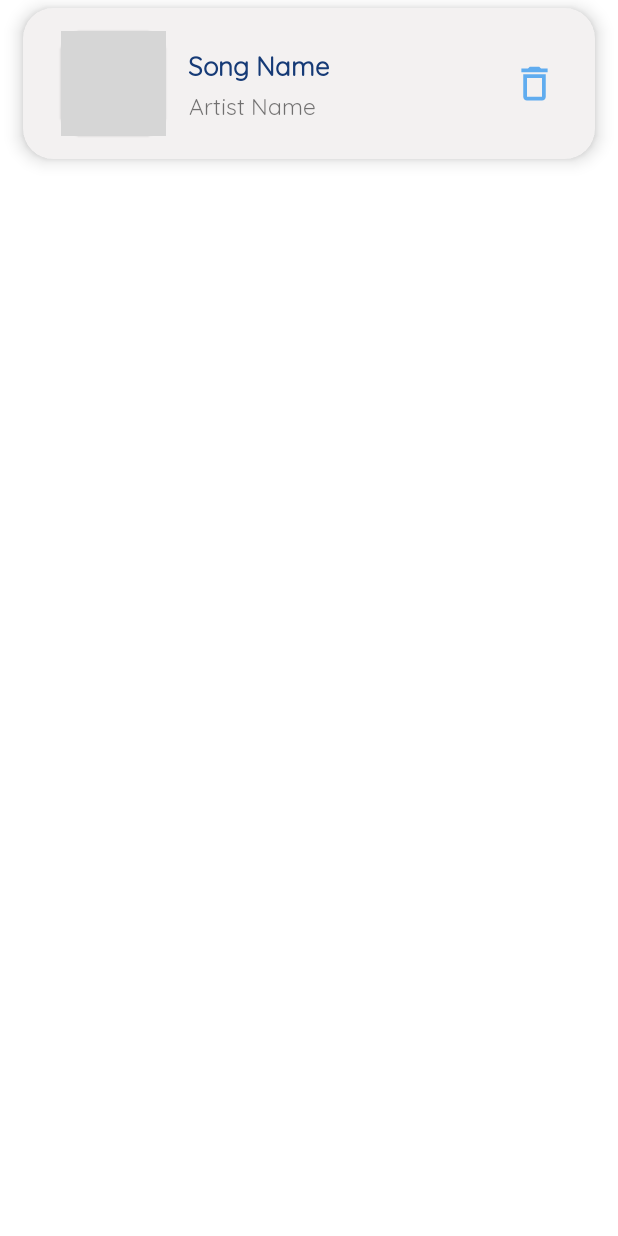
After one commit to bongiuuu/Final-Mobile, an Android app: the layout custom_songs_layout.xml on its own in the app's theme, with its tools: preview values and no code run, on a phone screen of 412 x 824 dp. The commit adds this screen. Run offline under Robolectric (Android 15) with nearby library versions, the phone set to English and light mode, and no system bars; grey boxes are pictures that could not be loaded.

Commit message:
add music

```diff
--- /dev/null
+++ b/app/src/main/res/drawable/ic_delete.xml
@@ -0,0 +1,5 @@
+<vector android:height="24dp" android:tint="#FFFFFF"
+    android:viewportHeight="24" android:viewportWidth="24"
+    android:width="24dp" xmlns:android="http://schemas.android.com/apk/res/android">
+    <path android:fillColor="@android:color/white" android:pathData="M6,19c0,1.1 0.9,2 2,2h8c1.1,0 2,-0.9 2,-2L18,7L6,7v12zM8,9h8v10L8,19L8,9zM15.5,4l-1,-1h-5l-1,1L5,4v2h14L19,4z"/>
+</vector>
--- /dev/null
+++ b/app/src/main/res/drawable/ic_music.xml
@@ -0,0 +1,5 @@
+<vector android:autoMirrored="true" android:height="24dp"
+    android:tint="#FFFFFF" android:viewportHeight="24"
+    android:viewportWidth="24" android:width="24dp" xmlns:android="http://schemas.android.com/apk/res/android">
+    <path android:fillColor="@android:color/white" android:pathData="M15,6H3v2h12V6zM15,10H3v2h12V10zM3,16h8v-2H3V16zM17,6v8.18C16.69,14.07 16.35,14 16,14c-1.66,0 -3,1.34 -3,3s1.34,3 3,3s3,-1.34 3,-3V8h3V6H17z"/>
+</vector>
--- /dev/null
+++ b/app/src/main/res/drawable/ic_next.xml
@@ -0,0 +1,5 @@
+<vector android:height="24dp" android:tint="#FFFFFF"
+    android:viewportHeight="24" android:viewportWidth="24"
+    android:width="24dp" xmlns:android="http://schemas.android.com/apk/res/android">
+    <path android:fillColor="@android:color/white" android:pathData="M6,18l8.5,-6L6,6v12zM16,6v12h2V6h-2z"/>
+</vector>
--- /dev/null
+++ b/app/src/main/res/drawable/ic_pause.xml
@@ -0,0 +1,5 @@
+<vector android:height="24dp" android:tint="#FFFFFF"
+    android:viewportHeight="24" android:viewportWidth="24"
+    android:width="24dp" xmlns:android="http://schemas.android.com/apk/res/android">
+    <path android:fillColor="@android:color/white" android:pathData="M6,19h4L10,5L6,5v14zM14,5v14h4L18,5h-4z"/>
+</vector>
--- /dev/null
+++ b/app/src/main/res/drawable/ic_previous.xml
@@ -0,0 +1,5 @@
+<vector android:height="24dp" android:tint="#FFFFFF"
+    android:viewportHeight="24" android:viewportWidth="24"
+    android:width="24dp" xmlns:android="http://schemas.android.com/apk/res/android">
+    <path android:fillColor="@android:color/white" android:pathData="M6,6h2v12L6,18zM9.5,12l8.5,6L18,6z"/>
+</vector>
--- /dev/null
+++ b/app/src/main/res/drawable/ic_repeat.xml
@@ -0,0 +1,5 @@
+<vector android:height="24dp" android:tint="#FFFFFF"
+    android:viewportHeight="24" android:viewportWidth="24"
+    android:width="24dp" xmlns:android="http://schemas.android.com/apk/res/android">
+    <path android:fillColor="@android:color/white" android:pathData="M7,7h10v3l4,-4 -4,-4v3L5,5v6h2L7,7zM17,17L7,17v-3l-4,4 4,4v-3h12v-6h-2v4z"/>
+</vector>
--- /dev/null
+++ b/app/src/main/res/drawable/ic_shuffle.xml
@@ -0,0 +1,5 @@
+<vector android:height="24dp" android:tint="#FFFFFF"
+    android:viewportHeight="24" android:viewportWidth="24"
+    android:width="24dp" xmlns:android="http://schemas.android.com/apk/res/android">
+    <path android:fillColor="@android:color/white" android:pathData="M10.59,9.17L5.41,4 4,5.41l5.17,5.17 1.42,-1.41zM14.5,4l2.04,2.04L4,18.59 5.41,20 17.96,7.46 20,9.5L20,4h-5.5zM14.83,13.41l-1.41,1.41 3.13,3.13L14.5,20L20,20v-5.5l-2.04,2.04 -3.13,-3.13z"/>
+</vector>
--- /dev/null
+++ b/app/src/main/res/layout/custom_songs_layout.xml
@@ -0,0 +1,85 @@
+<?xml version="1.0" encoding="utf-8"?>
+<LinearLayout xmlns:android="http://schemas.android.com/apk/res/android"
+    android:layout_width="match_parent"
+    android:layout_height="wrap_content"
+    xmlns:app="http://schemas.android.com/apk/res-auto">
+
+    <com.google.android.material.card.MaterialCardView
+        android:id="@+id/cvSong"
+        android:layout_width="match_parent"
+        android:layout_height="wrap_content"
+        android:layout_marginBottom="15dp"
+        android:layout_marginTop="5dp"
+        android:layout_marginStart="15dp"
+        android:layout_marginEnd="15dp"
+        app:cardElevation="7dp"
+        android:backgroundTint="#F3F1F1"
+        app:cardCornerRadius="20dp">
+
+        <androidx.constraintlayout.widget.ConstraintLayout
+            android:layout_width="match_parent"
+            android:layout_height="match_parent">
+
+            <com.google.android.material.card.MaterialCardView
+                android:id="@+id/cvPic"
+                android:layout_width="70dp"
+                android:layout_height="70dp"
+                android:layout_marginTop="15dp"
+                android:layout_marginBottom="15dp"
+                app:layout_constraintStart_toStartOf="parent"
+                app:layout_constraintTop_toTopOf="parent"
+                app:layout_constraintBottom_toBottomOf="parent"
+                android:layout_marginStart="25dp"
+                app:cardCornerRadius="15dp">
+
+                <ImageView
+                    android:id="@+id/ivSongPic"
+                    android:layout_width="match_parent"
+                    android:layout_height="match_parent"
+                    android:scaleType="fitXY"
+                    android:src="@drawable/bg_music"/>
+
+            </com.google.android.material.card.MaterialCardView>
+
+            <TextView
+                android:id="@+id/tvSongName"
+                android:layout_width="match_parent"
+                android:layout_height="wrap_content"
+                android:text="Song Name"
+                android:textStyle="bold"
+                android:textColor="@color/dark_blue_2"
+                android:textSize="17sp"
+                android:layout_marginStart="110dp"
+                android:layout_marginEnd="70dp"
+                android:layout_marginTop="25dp"
+                app:layout_constraintStart_toEndOf="@+id/cvPic"
+                app:layout_constraintEnd_toStartOf="@+id/ivDelete"
+                app:layout_constraintTop_toTopOf="parent" />
+
+            <TextView
+                android:id="@+id/tvArtistName"
+                android:layout_width="wrap_content"
+                android:layout_height="wrap_content"
+                app:layout_constraintBottom_toBottomOf="parent"
+                app:layout_constraintStart_toEndOf="@+id/cvPic"
+                android:layout_marginStart="@dimen/margin_start_2"
+                android:layout_marginBottom="25dp"
+                android:text="Artist Name"
+                android:textSize="15sp"/>
+
+            <ImageView
+                android:id="@+id/ivDelete"
+                android:layout_width="30dp"
+                android:layout_height="30dp"
+                android:src="@drawable/ic_delete"
+                app:layout_constraintEnd_toEndOf="parent"
+                app:layout_constraintTop_toTopOf="parent"
+                app:layout_constraintBottom_toBottomOf="parent"
+                android:layout_marginEnd="25dp"
+                app:tint="@color/blue"/>
+
+        </androidx.constraintlayout.widget.ConstraintLayout>
+
+    </com.google.android.material.card.MaterialCardView>
+
+</LinearLayout>
--- a/app/src/main/res/menu/bottom_nav_item.xml
+++ b/app/src/main/res/menu/bottom_nav_item.xml
@@ -18,7 +18,7 @@
         android:title="@string/statistic"
         android:icon="@drawable/ic_home"/>
 
-    <item android:id="@+id/mi4"
+    <item android:id="@+id/miMusic"
         android:title="@string/home"
         android:icon="@drawable/ic_calendar"/>
 
```
Also changed, not shown: app/src/main/java/tdtu/mobile/todo/MainActivity.java (+9 -0 lines), app/src/main/java/tdtu/mobile/todo/MusicFragment.java (added, +100 -0 lines), app/src/main/java/tdtu/mobile/todo/adapter/SongAdapter.java (added, +64 -0 lines), app/src/main/java/tdtu/mobile/todo/model/Song.java (added, +37 -0 lines), app/src/main/res/drawable/border_shadow.xml (added, +17 -0 lines), app/src/main/res/drawable/custom_seekbar.xml (added, +9 -0 lines), app/src/main/res/drawable/custom_thumb.xml (added, +11 -0 lines), app/src/main/res/drawable/seekbar_progress.xml (added, +16 -0 lines), app/src/main/res/drawable/seekbar_style.xml (added, +13 -0 lines), app/src/main/res/layout/fragment_music.xml (added, +227 -0 lines), 1 other file.
